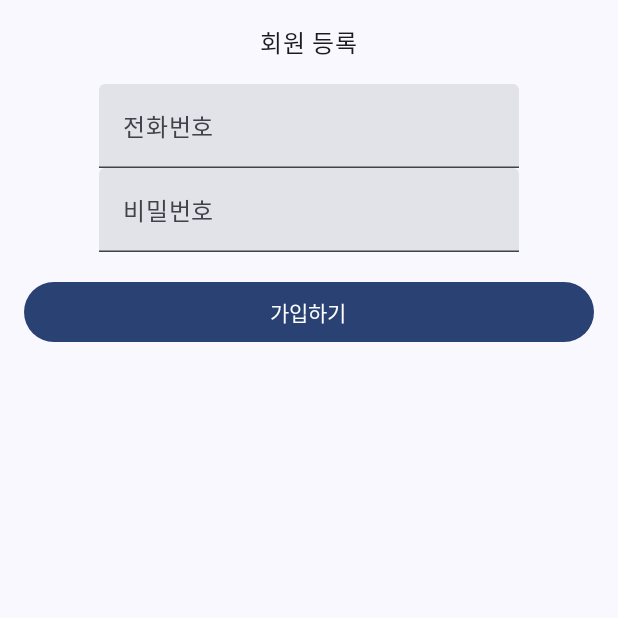
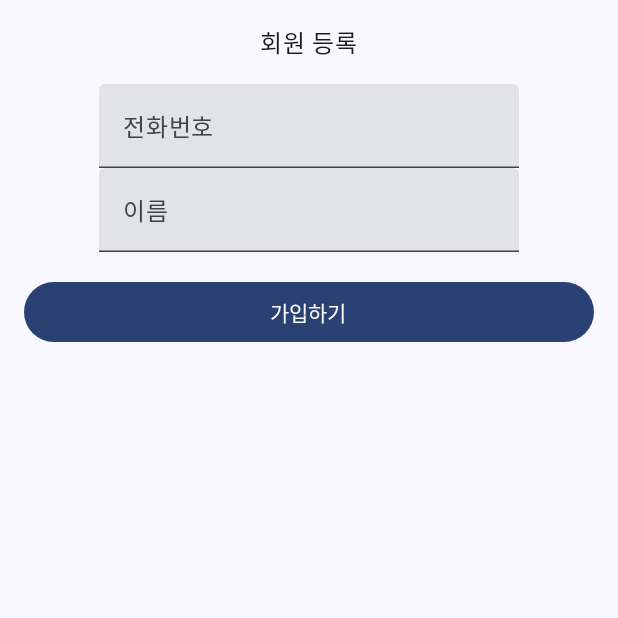
Before and after one commit to GNU-CodeRoid/MyStamp-User, an Android app built with Jetpack Compose: the screen it shows after launch (RegisterActivity), on a phone screen of 412 x 824 dp, the top half of it. Run offline under Robolectric (Android 15) with nearby library versions, the phone set to English and light mode, and no system bars.

Commit message:
회원가입 수정, 스탬프 화면 추가

```diff
--- a/app/src/main/java/com/example/mystamp/activity/MainActivity.kt
+++ b/app/src/main/java/com/example/mystamp/activity/MainActivity.kt
@@ -4,14 +4,36 @@ import android.content.Intent
 import android.os.Bundle
 import androidx.activity.ComponentActivity
 import androidx.activity.compose.setContent
+import androidx.compose.foundation.background
+import androidx.compose.foundation.clickable
+
+import androidx.compose.foundation.layout.Box
+import androidx.compose.foundation.layout.Column
 import androidx.compose.foundation.layout.fillMaxSize
+import androidx.compose.foundation.layout.fillMaxWidth
+import androidx.compose.foundation.layout.height
+import androidx.compose.foundation.layout.padding
+
+
 import androidx.compose.material3.MaterialTheme
 import androidx.compose.material3.Surface
 import androidx.compose.material3.Text
 import androidx.compose.runtime.Composable
+import androidx.compose.runtime.getValue
+import androidx.compose.runtime.mutableStateOf
+import androidx.compose.runtime.remember
+import androidx.compose.runtime.setValue
+import androidx.compose.ui.Alignment
 import androidx.compose.ui.Modifier
+import androidx.compose.ui.graphics.Color
+
+import androidx.compose.ui.text.style.TextAlign
 import androidx.compose.ui.tooling.preview.Preview
+import androidx.compose.ui.unit.dp
+import androidx.compose.ui.unit.sp
 import com.example.mystamp.ui.theme.MyStampTheme
+
+
 
 class MainActivity : ComponentActivity() {
     override fun onCreate(savedInstanceState: Bundle?) {
@@ -23,7 +45,8 @@ class MainActivity : ComponentActivity() {
                     modifier = Modifier.fillMaxSize(),
                     color = MaterialTheme.colorScheme.background
                 ) {
-                    Greeting("Android")
+
+                    Screen()
                     val intent = Intent(this,RegisterActivity::class.java)
                     startActivity(intent)
                 }
@@ -33,17 +56,102 @@ class MainActivity : ComponentActivity() {
 }
 
 @Composable
-fun Greeting(name: String, modifier: Modifier = Modifier) {
+fun Screen() {
+    Column(
+        modifier = Modifier.fillMaxSize(),
+        horizontalAlignment = Alignment.CenterHorizontally
+    ) {
+        // 상단에 앱 이름 표시
+        AppName(name = "마이 스탬프")
+
+        // 나머지 화면 컨텐츠 추가
+        Box(
+            modifier = Modifier
+                .fillMaxSize()
+                .background(Color.White)
+
+
+        ) {
+            StackedCardsWithClick()
+        }
+
+    }
+}
+
+
+@Composable
+fun AppName(name: String) {
     Text(
-        text = "Hello $name!",
-        modifier = modifier
+        text = name,
+        modifier = Modifier
+            .fillMaxWidth()
+            .padding(16.dp),
+        color = Color.Black, // 원하는 색상으로 변경 가능
+        textAlign = TextAlign.Center,
+        fontSize = 36.sp
     )
 }
 
-@Preview(showBackground = true)
 @Composable
-fun GreetingPreview() {
-    MyStampTheme {
-        Greeting("Android")
+fun StackedCardsWithClick() {
+    var cardIndex by remember { mutableStateOf(0) }
+
+    Box(
+        modifier = Modifier
+            .fillMaxSize()
+            .padding(16.dp)
+    ) {
+
+        when(cardIndex){
+            // Current card
+            0 -> {
+                CardWithClick(Color.Blue){
+                    cardIndex +=1
+                }
+            }
+            1 -> {
+                CardWithClick(Color.Red){
+                    cardIndex +=1
+                }
+            }
+            2 -> {
+                CardWithClick(Color.Yellow){
+                    cardIndex +=1
+                }
+            }
+            3 -> {
+                CardWithClick(Color.Green){
+                    cardIndex = 0
+                }
+            }
+        }
+
     }
 }
+
+/*
+* 스탬프 카드 디자인 함수
+* */
+@Composable
+fun CardWithClick(
+    color: Color,
+    onClick: () -> Unit
+) {
+    Box(
+        modifier = Modifier
+            .fillMaxWidth()
+            .height(200.dp) // 3분의 1 크기
+            .background(color)
+            .padding(8.dp)
+            .clickable { onClick() }
+    ) {
+        // 내용 추가
+    }
+}
+
+
+@Composable
+@Preview
+fun StackedCardsWithClickPreview() {
+    StackedCardsWithClick()
+}
--- a/app/src/main/java/com/example/mystamp/activity/RegisterActivity.kt
+++ b/app/src/main/java/com/example/mystamp/activity/RegisterActivity.kt
@@ -50,8 +50,9 @@ class RegisterActivity : ComponentActivity() {
 @OptIn(ExperimentalMaterial3Api::class)
 @Composable
 private fun RegistrationScreen() {
+    var userName by remember { mutableStateOf("") }
     var phoneNumber by remember { mutableStateOf("") }
-    var password by remember { mutableStateOf("") }
+
 
     val activity = LocalContext.current as Activity
 
@@ -70,9 +71,9 @@ private fun RegistrationScreen() {
         )
 
         TextField(
-            value = password,
-            onValueChange = { password = it },
-            label = { Text("비밀번호") },
+            value = userName,
+            onValueChange = { userName = it },
+            label = { Text("이름") },
             visualTransformation = PasswordVisualTransformation()
         )
         Spacer(modifier = Modifier.height(16.dp))
```
